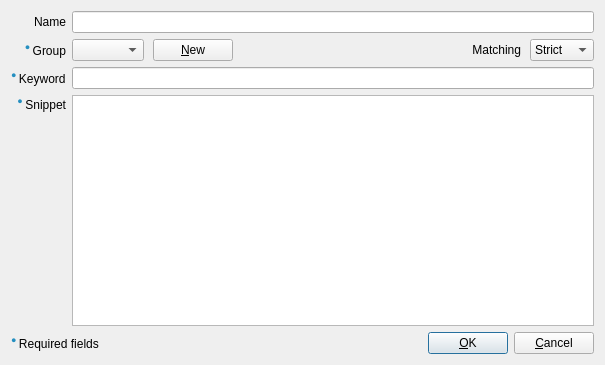
xmichelo/Beeftext, file Beeftext/Combo/ComboDialog.ui: the form before one commit.
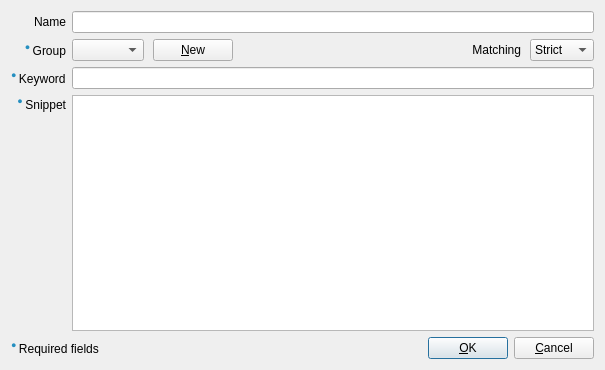
The form after the commit. Custom widgets are drawn as their Qt base class.

Commit message: Updated French translation.

```diff
--- a/Beeftext/Combo/ComboDialog.ui
+++ b/Beeftext/Combo/ComboDialog.ui
@@ -7,7 +7,7 @@
     <x>0</x>
     <y>0</y>
     <width>605</width>
-    <height>365</height>
+    <height>370</height>
    </rect>
   </property>
   <property name="windowTitle">
```
Left out of the diff: 56 changed lines with no effect on the pictures. The commit also changes 2 other files.
